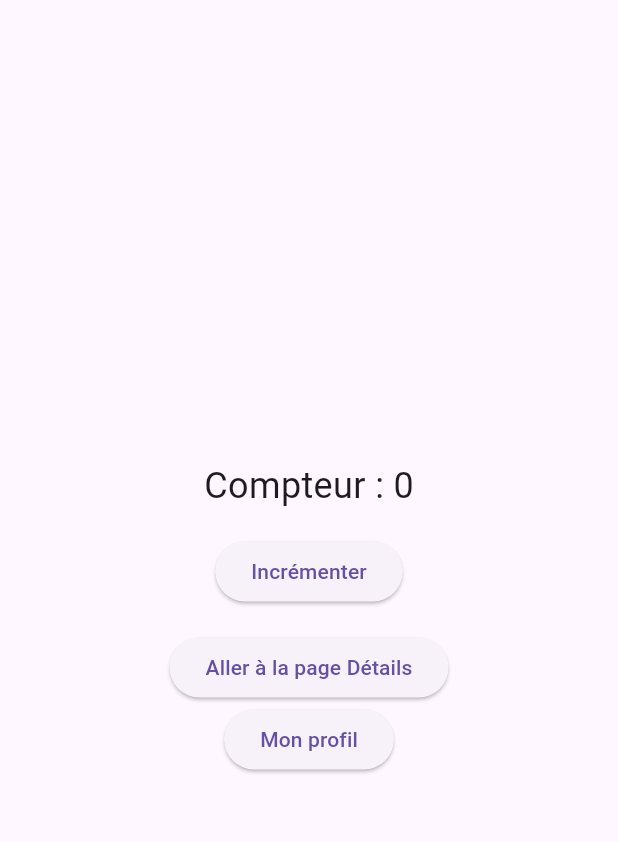
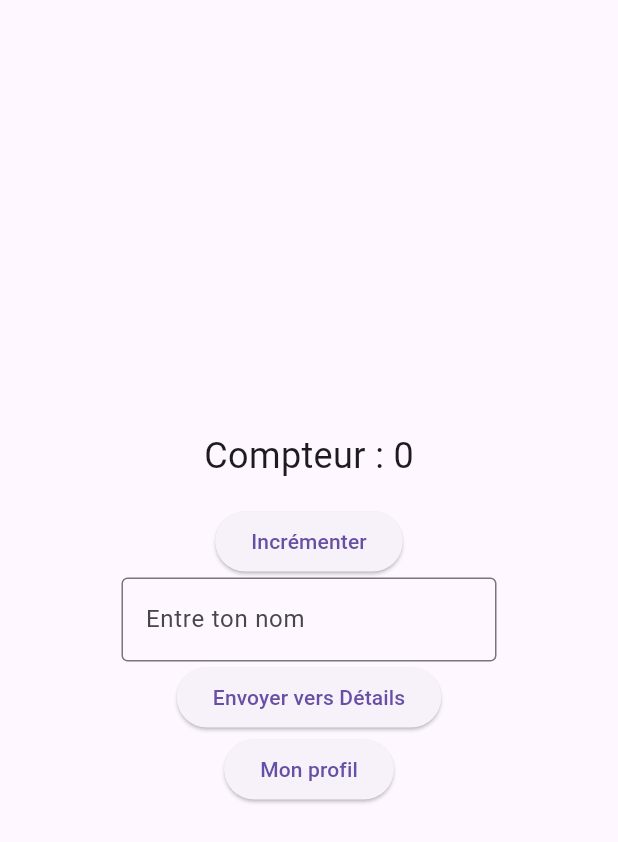
Before and after one commit to BaptisteEveno/FlutterReboot, a Flutter app: the screen it shows after launch, on a phone screen of 412 x 824 dp. Shown: the top 842 px of the screen. Run offline on Flutter 3.47's test engine with Material 3 defaults, Android fonts, the light colour scheme and no system bars.

Commit message:
flutter rebbot : dynamic naviation && TextField

```diff
--- a/lib/pages/home_page.dart
+++ b/lib/pages/home_page.dart
@@ -11,6 +11,8 @@ class HomePage extends StatefulWidget {
 
 class _HomePageState extends State<HomePage> {
   int counter = 0;
+
+  final TextEditingController nameController = TextEditingController();
 
   void increment() {
     setState(() {
@@ -37,18 +39,28 @@ class _HomePageState extends State<HomePage> {
               onPressed: increment,
               child: const Text("Incrémenter"),
             ),
-            const SizedBox(height: 16),
+            SizedBox(
+              width: 250,
+              child: TextField(
+                controller: nameController,
+                decoration: const InputDecoration(
+                  labelText: "Entre ton nom",
+                  border: OutlineInputBorder(),
+                ),
+              ),
+            ),
             ElevatedButton(
               onPressed: () {
+                final String name = nameController.text;
+
                 Navigator.push(
                   context,
                   MaterialPageRoute(
-                    builder: (context) =>
-                        const DetailsPage(name: "Baptiste Eveno"),
+                    builder: (context) => DetailsPage(name: name),
                   ),
                 );
               },
-              child: const Text("Aller à la page Détails"),
+              child: const Text("Envoyer vers Détails"),
             ),
 
             ElevatedButton(
```
